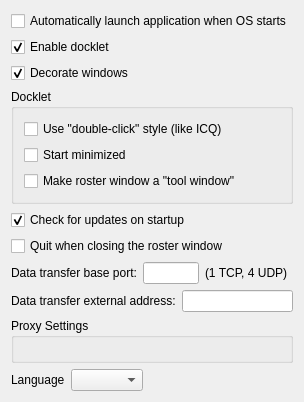
Before: the Qt Designer form src/options/opt_application.ui in psi-plus/psi-plus-snapshots, drawn with Qt 5.
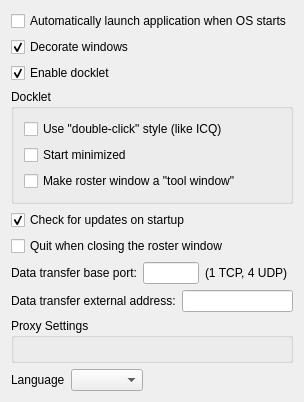
After: the same form once the commit is applied.

```diff
--- a/src/options/opt_application.ui
+++ b/src/options/opt_application.ui
@@ -20,16 +20,6 @@
      </property>
     </widget>
    </item>
-   <item>
-    <widget class="QCheckBox" name="ck_docklet" >
-     <property name="text" >
-      <string>Enable docklet</string>
-     </property>
-     <property name="checked" >
-      <bool>true</bool>
-     </property>
-    </widget>
-   </item>
    <item>
     <widget class="QCheckBox" name="ck_winDecor" >
      <property name="text" >
@@ -40,6 +30,16 @@
      </property>
     </widget>
    </item>
+   <item>
+    <widget class="QCheckBox" name="ck_docklet" >
+     <property name="text" >
+      <string>Enable docklet</string>
+     </property>
+     <property name="checked" >
+      <bool>true</bool>
+     </property>
+    </widget>
+   </item>
    <item>
     <widget class="QGroupBox" name="gb_docklet" >
      <property name="title" >
```
Left out of the diff: 2 changed lines with no effect on the pictures.
